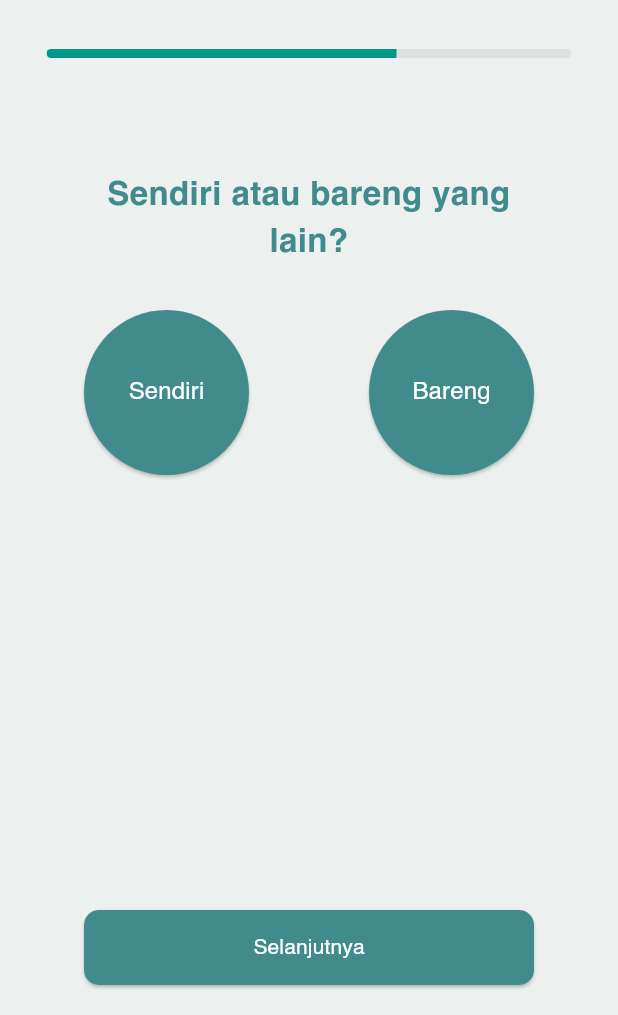
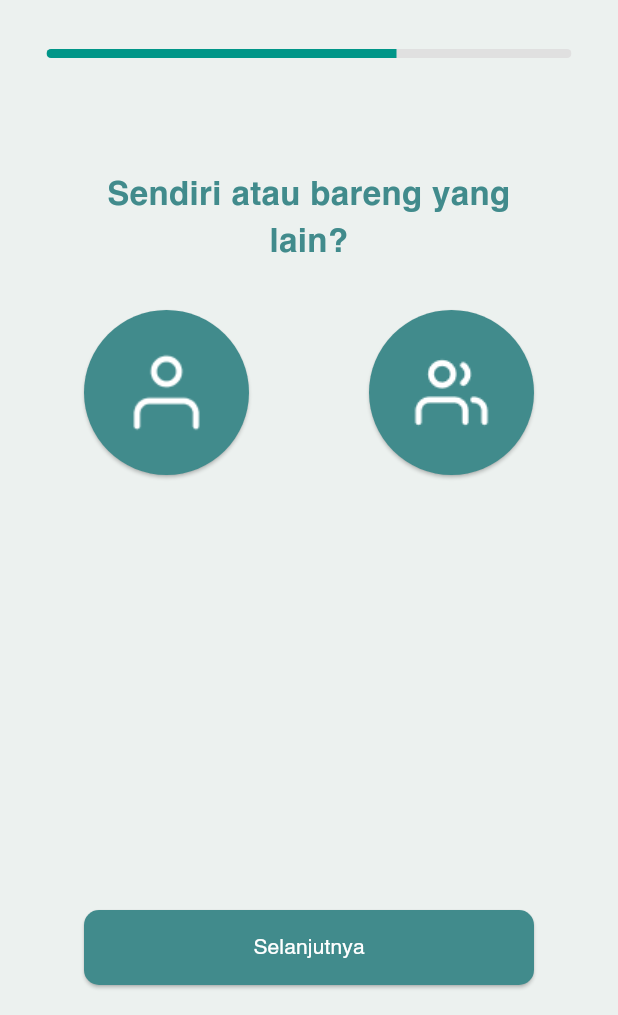
Before and after one commit to NicMatthew/terserah, a Flutter app: the UserInfoScreen screen opened directly, after a tap on "Selanjutnya", on a phone screen of 412 x 824 dp, the part 221-1236 px from its top. Run offline on Flutter 3.47's test engine with Material 3 defaults, Android fonts, the light colour scheme and no system bars; our stand-ins replace confetti; missing offline and left inert: swipable_stack.

Commit message:
update preference2

```diff
--- a/terserah/lib/preference2.dart
+++ b/terserah/lib/preference2.dart
@@ -188,8 +188,14 @@ class _UserInfoScreenState extends State<UserInfoScreen> {
             Row(
               mainAxisAlignment: MainAxisAlignment.spaceAround,
               children: [
-                _buildOptionButton(text: 'Sendiri', size: 110, index: 6),
-                _buildOptionButton(text: 'Bareng', size: 110, index: 7),
+                _buildOptionButtonWithImage(
+                    imagePath: 'assets/alone.png',
+                    size: 110,
+                    index: 6),
+                _buildOptionButtonWithImage(
+                    imagePath: 'assets/together.png',
+                    size: 110,
+                    index: 7),
               ],
             ),
           ],
```
